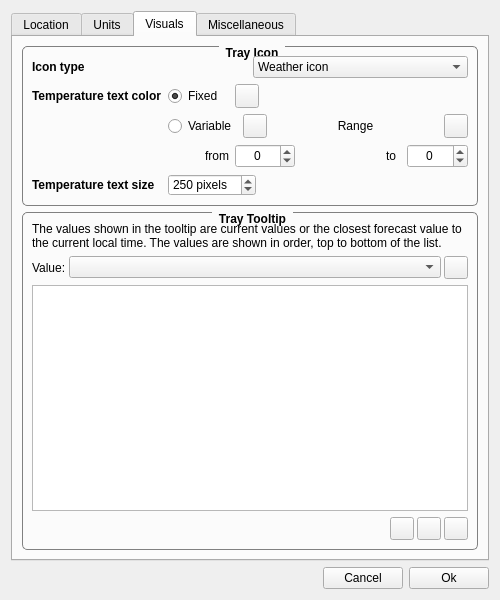
This is ConfigurationDialog.ui in FelixdelasPozas/TrayWeather as Qt 5 draws it before an edit. The edited form follows.
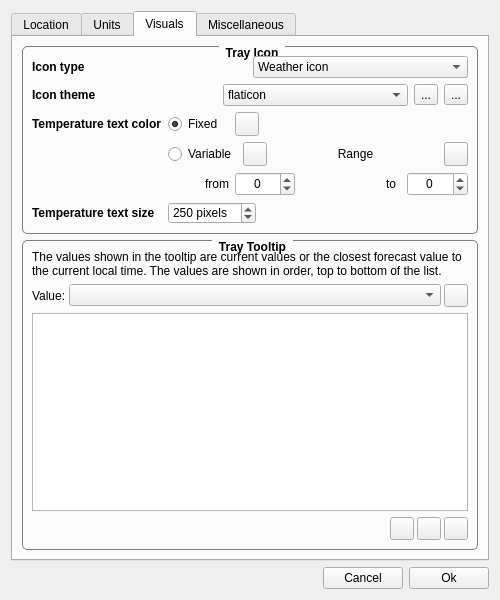
This is the edited form. The open tabs and pages were chosen to show the change. Icons and pictures are not drawn. Custom widgets are drawn as their Qt base class.

Commit message:
Icon themes.
- Icon themes, colored icons.
- Fix: Geolocation abuse in ConfigurationDialog.
- Icon text border.

Diff of the .ui file:
```diff
--- a/ConfigurationDialog.ui
+++ b/ConfigurationDialog.ui
@@ -868,7 +868,7 @@
          <property name="title">
           <string>Tray Icon</string>
          </property>
-         <layout class="QVBoxLayout" name="verticalLayout_6" stretch="0,0">
+         <layout class="QVBoxLayout" name="verticalLayout_6" stretch="0,0,0">
           <item>
            <layout class="QHBoxLayout" name="horizontalLayout_3">
             <item>
@@ -910,6 +910,64 @@
             </item>
            </layout>
           </item>
+          <item>
+           <layout class="QHBoxLayout" name="horizontalLayout_10">
+            <item>
+             <widget class="QLabel" name="label_32">
+              <property name="font">
+               <font>
+                <weight>75</weight>
+                <bold>true</bold>
+               </font>
+              </property>
+              <property name="toolTip">
+               <string>Selects the icon theme.</string>
+              </property>
+              <property name="text">
+               <string>Icon theme</string>
+              </property>
+             </widget>
+            </item>
+            <item>
+             <widget class="QComboBox" name="m_trayIconTheme">
+              <property name="toolTip">
+               <string>Selects the icon theme.</string>
+              </property>
+              <item>
+               <property name="text">
+                <string>flaticon</string>
+               </property>
+              </item>
+             </widget>
+            </item>
+            <item>
+             <widget class="QToolButton" name="m_iconThemeColor">
+              <property name="toolTip">
+               <string>Changes icon theme color.</string>
+              </property>
+              <property name="text">
+               <string>...</string>
+              </property>
+             </widget>
+            </item>
+            <item>
+             <widget class="QToolButton" name="m_iconSummary">
+              <property name="minimumSize">
+               <size>
+                <width>20</width>
+                <height>20</height>
+               </size>
+              </property>
+              <property name="toolTip">
+               <string>Shows a summary of theme icons.</string>
+              </property>
+              <property name="text">
+               <string>...</string>
+              </property>
+             </widget>
+            </item>
+           </layout>
+          </item>
           <item>
            <layout class="QGridLayout" name="gridLayout_4" columnstretch="0,0">
             <item row="1" column="1">
```
Left out of the diff: 2 changed lines with no effect on the pictures. The commit also changes 33 other files.
